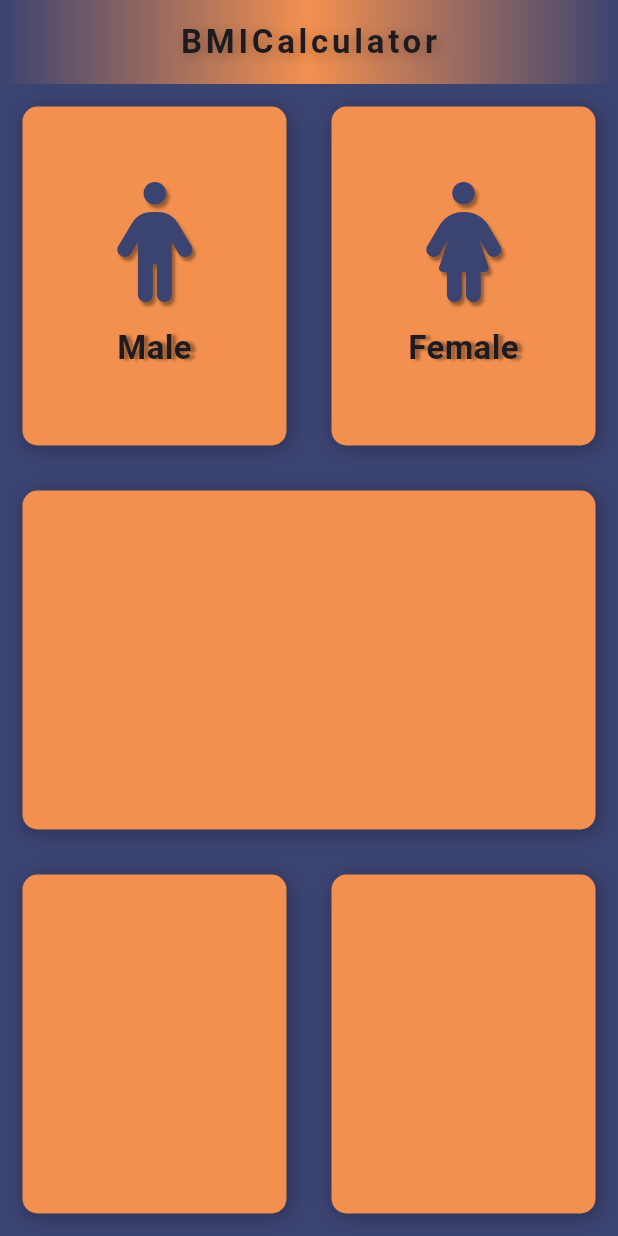
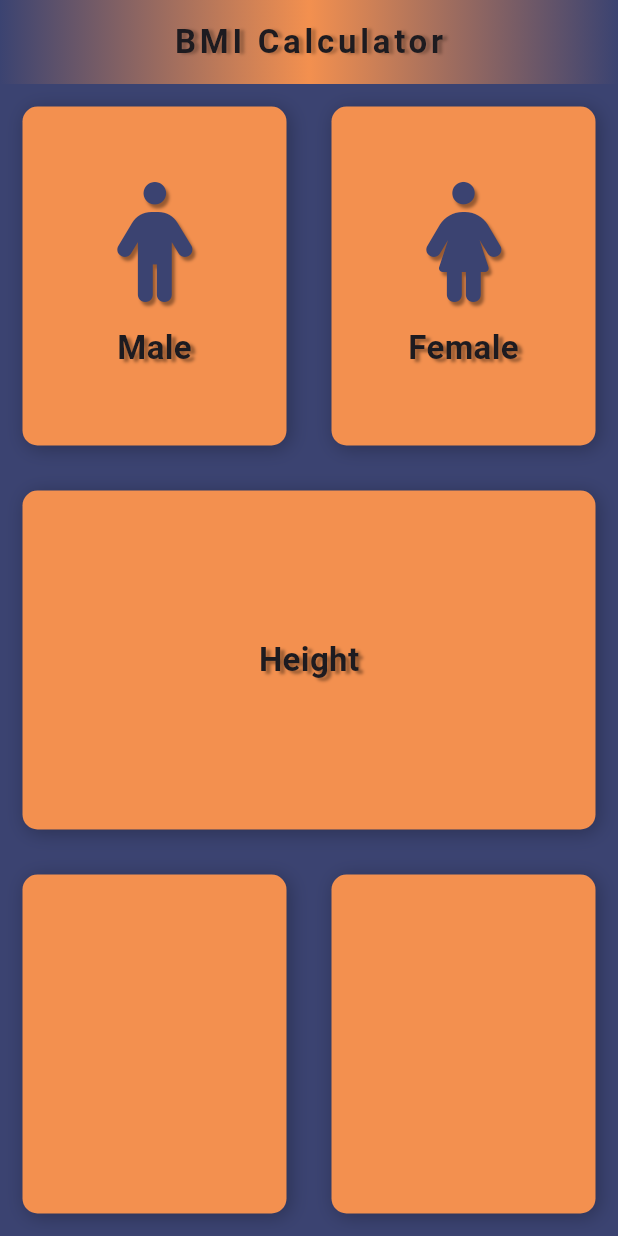
Before and after one commit to albatross65/BMI_Calculator, a Flutter app: the screen it shows after launch, on a phone screen of 412 x 824 dp. Run offline on Flutter 3.47's test engine with Material 3 defaults, Android fonts, the phone set to English and light mode, and no system bars; our stand-ins replace font_awesome_flutter.

Commit message:
#11 Add constants file for text styles and colors,update code to use these constants.

```diff
--- a/lib/IconTextCode.dart
+++ b/lib/IconTextCode.dart
@@ -1,4 +1,6 @@
 import 'package:flutter/material.dart';
+
+import 'constant.dart';
 
 class RepeatIconTextCode extends StatelessWidget {
   const RepeatIconTextCode({
@@ -7,11 +9,9 @@ class RepeatIconTextCode extends StatelessWidget {
     required this.label,
     this.iconColor,
   }) : super(key: key);
-
   final IconData iconData;
   final String label;
   final Color? iconColor;
-
   @override
   Widget build(BuildContext context) {
     return Column(
@@ -32,17 +32,7 @@ class RepeatIconTextCode extends StatelessWidget {
         SizedBox(height: 15.0),
         Text(
           label,
-          style: TextStyle(
-            fontSize: 22,
-            fontWeight: FontWeight.bold,
-            shadows: [
-              Shadow(
-                color: Colors.black38,
-                blurRadius: 2,
-                offset: Offset(3, 1),
-              ),
-            ],
-          ),
+          style: kLabelStyle,
         ),
       ],
     );
--- /dev/null
+++ b/lib/constant.dart
@@ -0,0 +1,15 @@
+import 'package:flutter/material.dart';
+
+const activeColor = Color(0xffD3783E);
+const deActiveColor = Color(0xffF3904F);
+const kLabelStyle = TextStyle(
+  fontSize: 22,
+  fontWeight: FontWeight.bold,
+  shadows: [
+    Shadow(
+      color: Colors.black38,
+      blurRadius: 2,
+      offset: Offset(3, 2),
+    ),
+  ],
+);
--- a/lib/input_page.dart
+++ b/lib/input_page.dart
@@ -2,25 +2,20 @@ import 'package:flutter/material.dart';
 import 'package:font_awesome_flutter/font_awesome_flutter.dart';
 import 'ContainerCode.dart';
 import 'IconTextCode.dart';
-
-const activeColor = Color(0xffD3783E);
-const deActiveColor = Color(0xffF3904F);
-
+import 'constant.dart';
 enum Gender { male, female }
 
 class InputPage extends StatefulWidget {
   const InputPage({super.key});
-
   @override
   State<InputPage> createState() => _InputPageState();
 }
-
 class _InputPageState extends State<InputPage> {
   Gender? selectedGender;
-
   @override
   Widget build(BuildContext context) {
     return Column(
+      crossAxisAlignment: CrossAxisAlignment.stretch,
       children: [
         Expanded(
           child: Row(
@@ -32,18 +27,13 @@ class _InputPageState extends State<InputPage> {
                       selectedGender = Gender.male;
                     });
                   },
-                  colors: selectedGender == Gender.male
-                      ? activeColor
-                      : deActiveColor,
+                  colors: selectedGender == Gender.male ? activeColor : deActiveColor,
                   cardwidget: RepeatIconTextCode(
                     iconData: FontAwesomeIcons.person,
                     label: 'Male',
-                    iconColor:
-                        selectedGender == Gender.male ? Colors.black : null,
+                    iconColor: selectedGender == Gender.male ? Colors.black : null,
                   ),
-                  border: selectedGender == Gender.male
-                      ? Border.all(color: Colors.black)
-                      : null,
+                  border: selectedGender == Gender.male ? Border.all(color: Colors.black) : null,
                 ),
               ),
               Expanded(
@@ -53,18 +43,13 @@ class _InputPageState extends State<InputPage> {
                       selectedGender = Gender.female;
                     });
                   },
-                  colors: selectedGender == Gender.female
-                      ? activeColor
-                      : deActiveColor,
+                  colors: selectedGender == Gender.female ? activeColor : deActiveColor,
                   cardwidget: RepeatIconTextCode(
                     iconData: FontAwesomeIcons.personDress,
                     label: 'Female',
-                    iconColor:
-                        selectedGender == Gender.female ? Colors.black : null,
+                    iconColor: selectedGender == Gender.female ? Colors.black : null,
                   ),
-                  border: selectedGender == Gender.female
-                      ? Border.all(color: Colors.black)
-                      : null,
+                  border: selectedGender == Gender.female ? Border.all(color: Colors.black) : null,
                 ),
               ),
             ],
@@ -73,6 +58,12 @@ class _InputPageState extends State<InputPage> {
         Expanded(
           child: RepeatContainerCode(
             colors: deActiveColor,
+            cardwidget: Column(
+              mainAxisAlignment: MainAxisAlignment.center,
+              children: [
+                Center(child: Text('Height',style: kLabelStyle))
+              ],
+            ),
           ),
         ),
         Expanded(
--- a/lib/main.dart
+++ b/lib/main.dart
@@ -1,6 +1,5 @@
 import 'package:flutter/material.dart';
 import 'input_page.dart';
-
 void main() {
   runApp(const BMICalculator());
 }
@@ -14,7 +13,7 @@ class BMICalculator extends StatelessWidget {
         appBar: AppBar(
           centerTitle: true,
           title: Text(
-            'BMICalculator',
+            'BMI Calculator',
             style: TextStyle(
               fontSize: 22,
               letterSpacing: 2.5,
@@ -22,8 +21,8 @@ class BMICalculator extends StatelessWidget {
               shadows: [
                 BoxShadow(
                   color: Colors.black26,
-                  blurRadius: 10,
-                  offset: Offset(2, 2),
+                  blurRadius: 2,
+                  offset: Offset(3, 1),
                 ),
               ],
             ),
```
